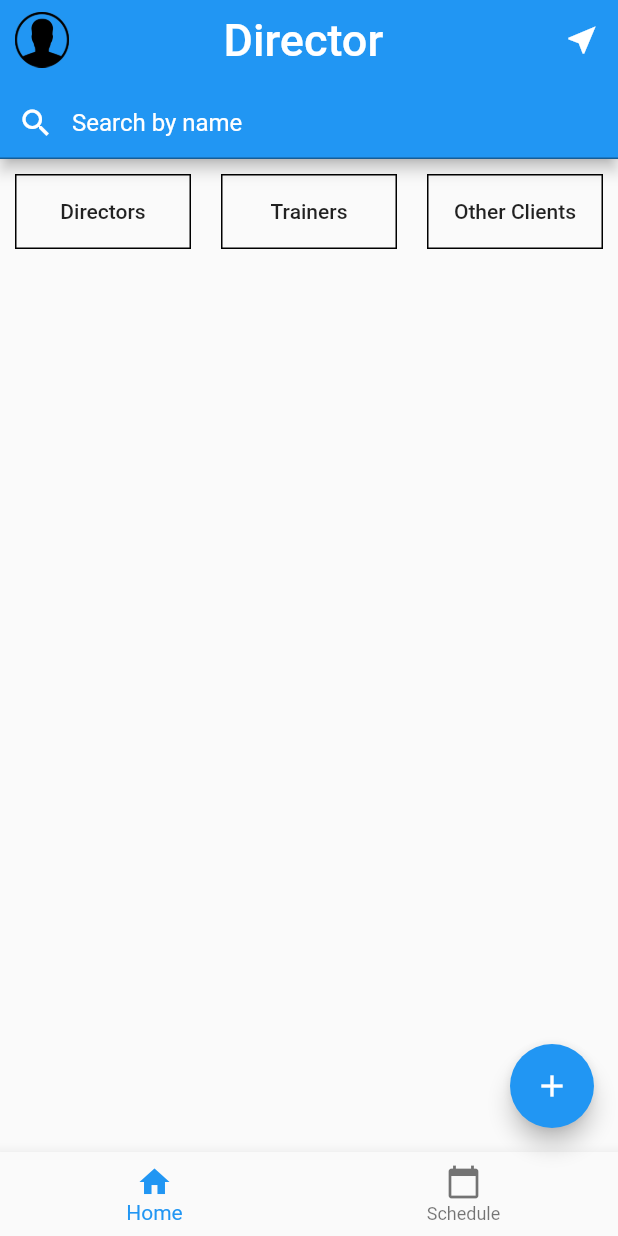
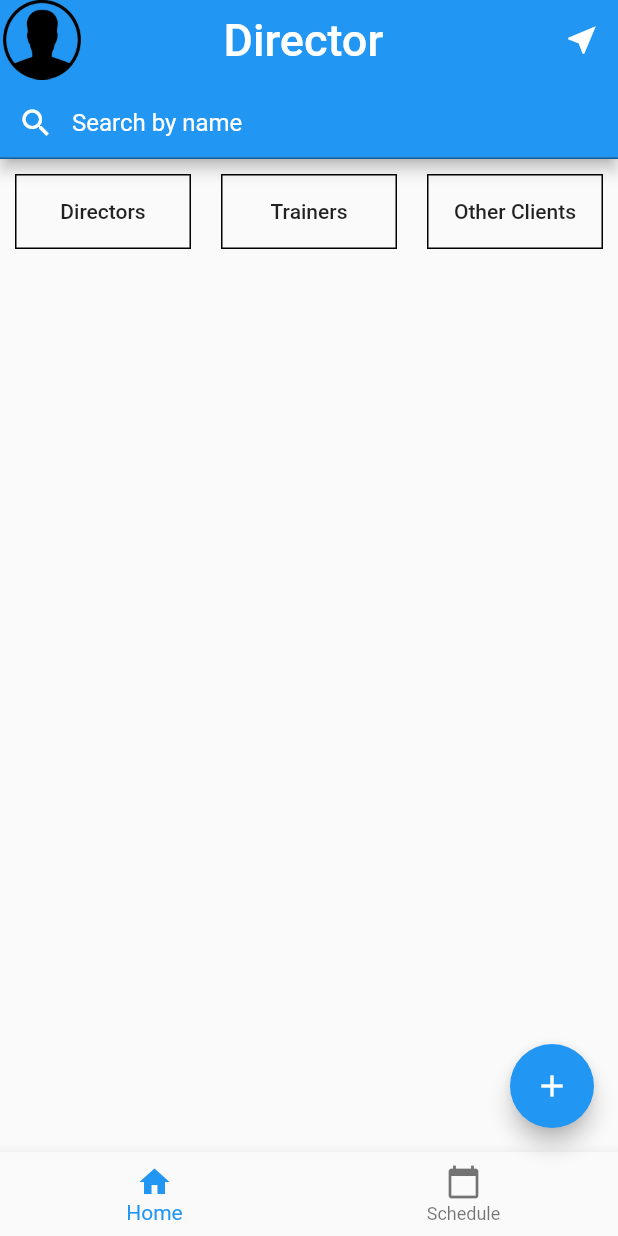
Before and after one commit to TaqiHamoda/project_pt, a Flutter app: the DirectorPage screen opened directly with empty values, on a phone screen of 412 x 824 dp. Run offline on Flutter 3.47's test engine with Material 2 defaults, Android fonts, the phone set to English and light mode, and no system bars; our stand-ins replace image_picker; missing offline and left inert: share_extend.

Commit message:
Fixed image shit

```diff
--- a/phone/lib/components/users.dart
+++ b/phone/lib/components/users.dart
@@ -1,3 +1,5 @@
+import 'package:flutter/cupertino.dart';
+import 'package:flutter/material.dart';
 import 'paperwork.dart';
 import 'package:phone/screens/trainer/client_card.dart';
 import 'package:phone/screens/director/typical_card.dart';
@@ -8,8 +10,8 @@ class User {
   String email;
   String _password;
   String phoneNum;
-  String photo = 'images/profile.png';
   List<User> messageList = [];
+  Image pic = Image.asset('images/profile.png');
 
   User(firstName, lastName, email, password, cellNum) {
     this.firstName = firstName;
@@ -17,6 +19,10 @@ class User {
     this.email = email;
     this._password = password;
     this.phoneNum = cellNum;
+  }
+
+  Widget get photo{
+    return CircleAvatar(child: this.pic, backgroundColor: Colors.transparent,);
   }
 
   bool signIn(String password) {
--- a/phone/lib/screens/director/director_screen.dart
+++ b/phone/lib/screens/director/director_screen.dart
@@ -129,9 +129,9 @@ class _DirectorPageState extends State<DirectorPage> {
               ),
             ),
           ),
-          leading: IconButton(
-            icon: Image.asset('images/profile.png'),
-            onPressed: () {
+          leading: InkWell(
+            child: this.user.photo,
+            onTap: () {
               Navigator.push(
                   context,
                   MaterialPageRoute(
--- a/phone/lib/screens/director/typical_trainers_details.dart
+++ b/phone/lib/screens/director/typical_trainers_details.dart
@@ -105,7 +105,7 @@ class _TypicalTrainerDetails extends State<TypicalTrainerDetails> {
             Expanded(
               child: Container(
                   margin: EdgeInsets.only(top: 5.0, left: 5.0),
-                  child: Image.asset(this.user.photo)),
+                  child: SizedBox(child: this.user.photo, width: 100, height: 100,)),
             ),
             Expanded(
               flex: 2,
--- a/phone/lib/screens/trainer/trainer_screen.dart
+++ b/phone/lib/screens/trainer/trainer_screen.dart
@@ -128,9 +128,9 @@ class _TrainerPageState extends State<TrainerPage> {
               ),
             ),
           ),
-          leading: IconButton(
-            icon: Image.asset('images/profile.png'),
-            onPressed: () {
+          leading: InkWell(
+            child: this.user.photo,
+            onTap: () {
               Navigator.push(
                   context,
                   MaterialPageRoute(
```
Also changed, not shown: phone/lib/screens/director/typical_card.dart (+2 -5 lines), phone/lib/screens/main/profile_edit.dart (+3 -8 lines), phone/lib/screens/trainer/client_card.dart (+2 -6 lines), phone/lib/screens/trainer/client_details_screen.dart (+4 -6 lines), 1 other file.
